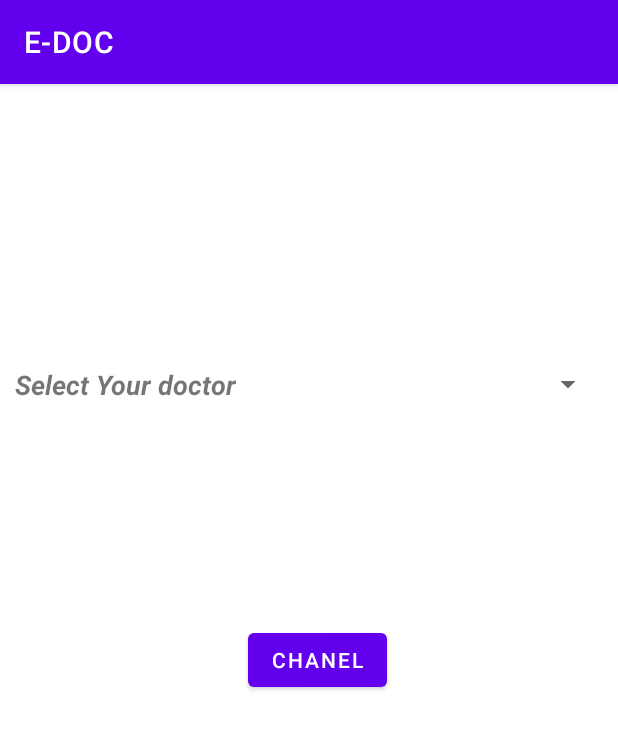
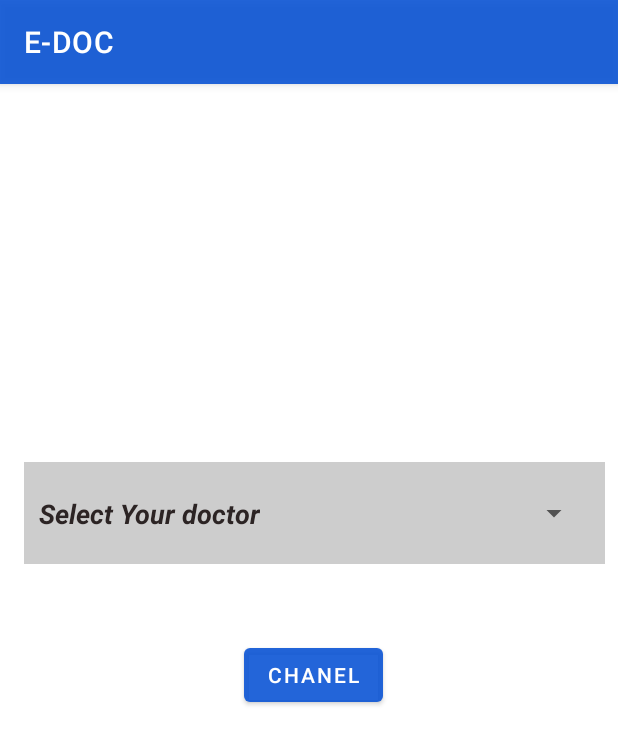
Before and after one commit to Chanaka-Madushan-Herath/Doctor_Apoinment_System, an Android app: the fragment HomeFragment shown on its own in the app's theme, on a phone screen of 412 x 824 dp. Shown: the top 745 px of the screen. Run offline under Robolectric (Android 15) with nearby library versions, the phone set to English and light mode, and no system bars; our stand-ins replace Firebase (no records; nobody signed in at launch, a user with empty details on screens opened directly).

Commit message:
Change Designs

```diff
--- a/DR/app/src/main/res/drawable/side_nav_bar.xml
+++ b/DR/app/src/main/res/drawable/side_nav_bar.xml
@@ -2,8 +2,8 @@
     android:shape="rectangle">
     <gradient
         android:angle="135"
-        android:centerColor="#009688"
-        android:endColor="#00695C"
+        android:centerColor="#E60C55D5"
+        android:endColor="#E6021B47"
         android:startColor="#4DB6AC"
         android:type="linear" />
 </shape>
--- a/DR/app/src/main/res/layout/app_bar_main.xml
+++ b/DR/app/src/main/res/layout/app_bar_main.xml
@@ -16,7 +16,7 @@
             android:id="@+id/toolbar"
             android:layout_width="match_parent"
             android:layout_height="?attr/actionBarSize"
-            android:background="?attr/colorPrimary"
+            android:background="#E60C55D5"
             app:popupTheme="@style/Theme.DR.PopupOverlay" />
 
     </com.google.android.material.appbar.AppBarLayout>
--- a/DR/app/src/main/res/layout/fragment_home.xml
+++ b/DR/app/src/main/res/layout/fragment_home.xml
@@ -1,23 +1,61 @@
 <?xml version="1.0" encoding="utf-8"?>
-<androidx.constraintlayout.widget.ConstraintLayout
-    xmlns:android="http://schemas.android.com/apk/res/android"
+<androidx.constraintlayout.widget.ConstraintLayout xmlns:android="http://schemas.android.com/apk/res/android"
     xmlns:app="http://schemas.android.com/apk/res-auto"
     xmlns:tools="http://schemas.android.com/tools"
     android:layout_width="match_parent"
     android:layout_height="match_parent"
-    tools:context=".ui.home.HomeFragment" >
+    android:background="#DFFFFFFF"
+    tools:context=".ui.home.HomeFragment">
+
+    <Button
+        android:id="@+id/Chanelbtn"
+        android:layout_width="wrap_content"
+        android:layout_height="wrap_content"
+        android:layout_marginStart="150dp"
+        android:layout_marginLeft="150dp"
+        android:layout_marginTop="50dp"
+        android:layout_marginEnd="150dp"
+        android:layout_marginRight="150dp"
+        android:layout_marginBottom="211dp"
+        android:text="@string/chanel"
+        app:backgroundTint="#E60C55D5"
+        app:layout_constraintBottom_toBottomOf="parent"
+        app:layout_constraintEnd_toEndOf="parent"
+        app:layout_constraintHorizontal_bias="0.647"
+        app:layout_constraintStart_toStartOf="parent"
+        app:layout_constraintTop_toBottomOf="@+id/constraintLayout"
+        app:layout_constraintVertical_bias="0.0" />
+
+    <androidx.constraintlayout.widget.ConstraintLayout
+        android:id="@+id/constraintLayout"
+        android:layout_width="wrap_content"
+        android:layout_height="wrap_content"
+        android:layout_marginStart="20dp"
+        android:layout_marginLeft="20dp"
+        android:layout_marginTop="150dp"
+        android:layout_marginEnd="20dp"
+        android:layout_marginRight="20dp"
+        android:layout_marginBottom="150dp"
+        android:background="#32000000"
+        app:layout_constraintBottom_toBottomOf="parent"
+        app:layout_constraintEnd_toEndOf="parent"
+        app:layout_constraintHorizontal_bias="0.285"
+        app:layout_constraintStart_toStartOf="parent"
+        app:layout_constraintTop_toTopOf="parent"
+        app:layout_constraintVertical_bias="0.255">
 
         <TextView
             android:id="@+id/textView"
             android:layout_width="wrap_content"
             android:layout_height="wrap_content"
-        android:layout_marginStart="100dp"
-        android:layout_marginLeft="100dp"
-        android:layout_marginTop="172dp"
-        android:layout_marginEnd="23dp"
-        android:layout_marginRight="23dp"
-        android:layout_marginBottom="540dp"
+            android:layout_marginStart="10dp"
+            android:layout_marginLeft="10dp"
+            android:layout_marginTop="10dp"
+            android:layout_marginEnd="10dp"
+            android:layout_marginRight="10dp"
+            android:layout_marginBottom="10dp"
             android:text="@string/select_your_doctor"
+            android:textColor="#2C2424"
             android:textSize="18sp"
             android:textStyle="bold|italic"
             app:layout_constraintBottom_toBottomOf="parent"
@@ -29,32 +67,18 @@
             android:id="@+id/doctorsSpinner"
             android:layout_width="wrap_content"
             android:layout_height="wrap_content"
-        android:layout_marginStart="22dp"
-        android:layout_marginLeft="22dp"
-        android:layout_marginTop="172dp"
-        android:layout_marginEnd="100dp"
-        android:layout_marginRight="100dp"
-        android:layout_marginBottom="540dp"
+            android:layout_marginStart="10dp"
+            android:layout_marginLeft="10dp"
+            android:layout_marginTop="10dp"
+            android:layout_marginEnd="10dp"
+            android:layout_marginRight="10dp"
+            android:layout_marginBottom="10dp"
             android:minWidth="200dp"
             android:spinnerMode="dropdown"
             app:layout_constraintBottom_toBottomOf="parent"
             app:layout_constraintEnd_toEndOf="parent"
             app:layout_constraintStart_toEndOf="@+id/textView"
             app:layout_constraintTop_toTopOf="parent" />
-
-    <Button
-        android:id="@+id/Chanelbtn"
-        android:layout_width="wrap_content"
-        android:layout_height="wrap_content"
-        android:layout_marginStart="165dp"
-        android:layout_marginLeft="165dp"
-        android:layout_marginEnd="154dp"
-        android:layout_marginRight="154dp"
-        android:text="@string/chanel"
-        app:layout_constraintBottom_toBottomOf="parent"
-        app:layout_constraintEnd_toEndOf="parent"
-        app:layout_constraintHorizontal_bias="1.0"
-        app:layout_constraintStart_toStartOf="parent"
-        app:layout_constraintTop_toTopOf="parent" />
+    </androidx.constraintlayout.widget.ConstraintLayout>
 
 </androidx.constraintlayout.widget.ConstraintLayout>
--- a/DR/app/src/main/res/layout/fragment_my_bookings.xml
+++ b/DR/app/src/main/res/layout/fragment_my_bookings.xml
@@ -23,7 +23,8 @@
             android:id="@+id/tableRow"
             android:layout_width="match_parent"
             android:layout_height="40dp"
-            android:layout_marginTop="50dp">
+            android:layout_marginTop="50dp"
+            android:background="#DFFFFFFF">
 
             <TextView
                 android:id="@+id/textView3"
@@ -85,6 +86,7 @@
         android:layout_width="match_parent"
         android:layout_height="wrap_content"
         android:layout_marginBottom="425dp"
+        android:background="#DFFFFFFF"
         app:layout_constraintBottom_toBottomOf="parent"
         app:layout_constraintEnd_toEndOf="parent"
         app:layout_constraintHorizontal_bias="1.0"
--- a/DR/app/src/main/res/layout/fragment_session_list.xml
+++ b/DR/app/src/main/res/layout/fragment_session_list.xml
@@ -4,6 +4,7 @@
     xmlns:tools="http://schemas.android.com/tools"
     android:layout_width="match_parent"
     android:layout_height="match_parent"
+    android:background="#DFFFFFFF"
     tools:context=".ui.sessionlist.SessionListFragment">
 
     <ImageView
--- a/DR/app/src/main/res/layout/single_time_slot.xml
+++ b/DR/app/src/main/res/layout/single_time_slot.xml
@@ -5,7 +5,7 @@
     android:layout_width="match_parent"
     android:layout_height="wrap_content"
     android:layout_margin="5dp"
-    android:background="#95FFFFFF"
+    android:background="#32000000"
     android:hapticFeedbackEnabled="false">
 
     <LinearLayout
@@ -46,6 +46,7 @@
             android:layout_weight="1"
             android:text="@string/chanel"
             android:textSize="14sp"
-            android:textStyle="bold" />
+            android:textStyle="bold"
+            app:backgroundTint="#E60C55D5" />
     </LinearLayout>
 </androidx.constraintlayout.widget.ConstraintLayout>
--- a/DR/app/src/main/res/values/colors.xml
+++ b/DR/app/src/main/res/values/colors.xml
@@ -1,8 +1,8 @@
 <?xml version="1.0" encoding="utf-8"?>
 <resources>
     <color name="purple_200">#FFBB86FC</color>
-    <color name="purple_500">#FF6200EE</color>
-    <color name="purple_700">#FF3700B3</color>
+    <color name="purple_500">#E60C55D5</color>
+    <color name="purple_700">#E6021B47 </color>
     <color name="teal_200">#FF03DAC5</color>
     <color name="teal_700">#FF018786</color>
     <color name="black">#FF000000</color>
```
Also changed, not shown: DR/app/src/main/res/layout/activity_main.xml (+5 -3 lines), DR/app/src/main/res/layout/fragment_book_session.xml (+20 -11 lines), DR/app/src/main/res/layout/fragment_login.xml (+5 -3 lines), DR/app/src/main/res/layout/fragment_profile.xml (+15 -6 lines), DR/app/src/main/res/layout/fragment_register.xml (+11 -7 lines), DR/app/src/main/res/layout/fragment_view_details.xml (+10 -3 lines), DR/app/src/main/res/layout/single_booking.xml (+6 -5 lines), DR/app/src/main/res/drawable/bg2.jpg (added), DR/app/src/main/res/drawable/logo.png (added). Lines whose indentation alone changed are shown as unchanged.
